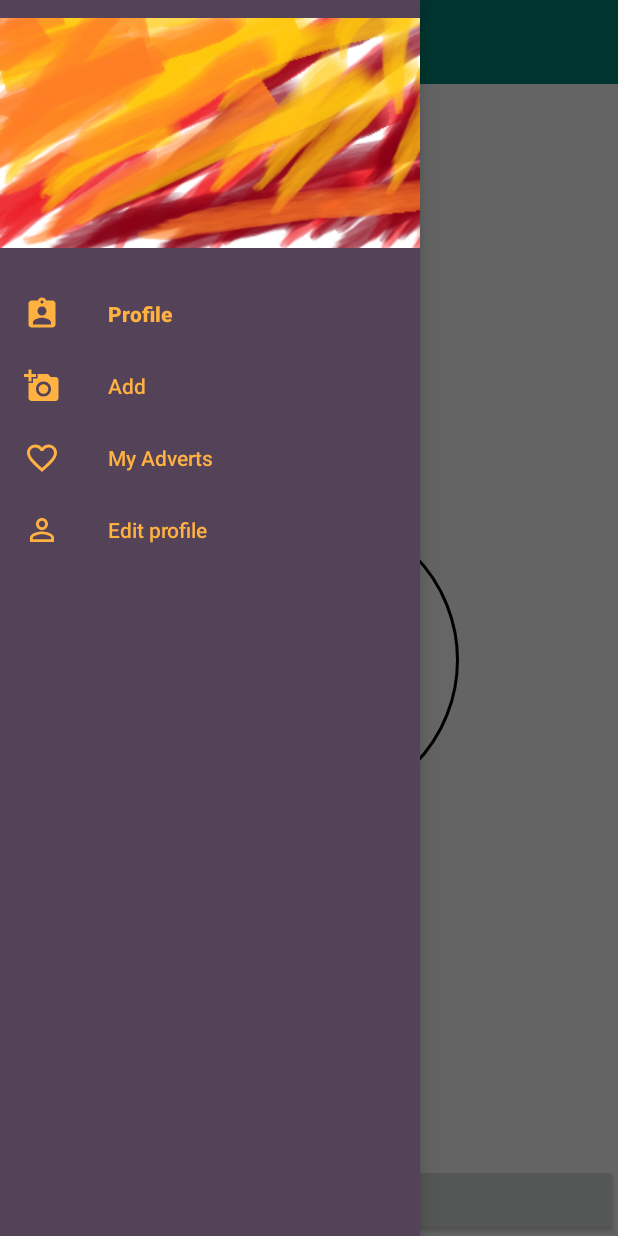
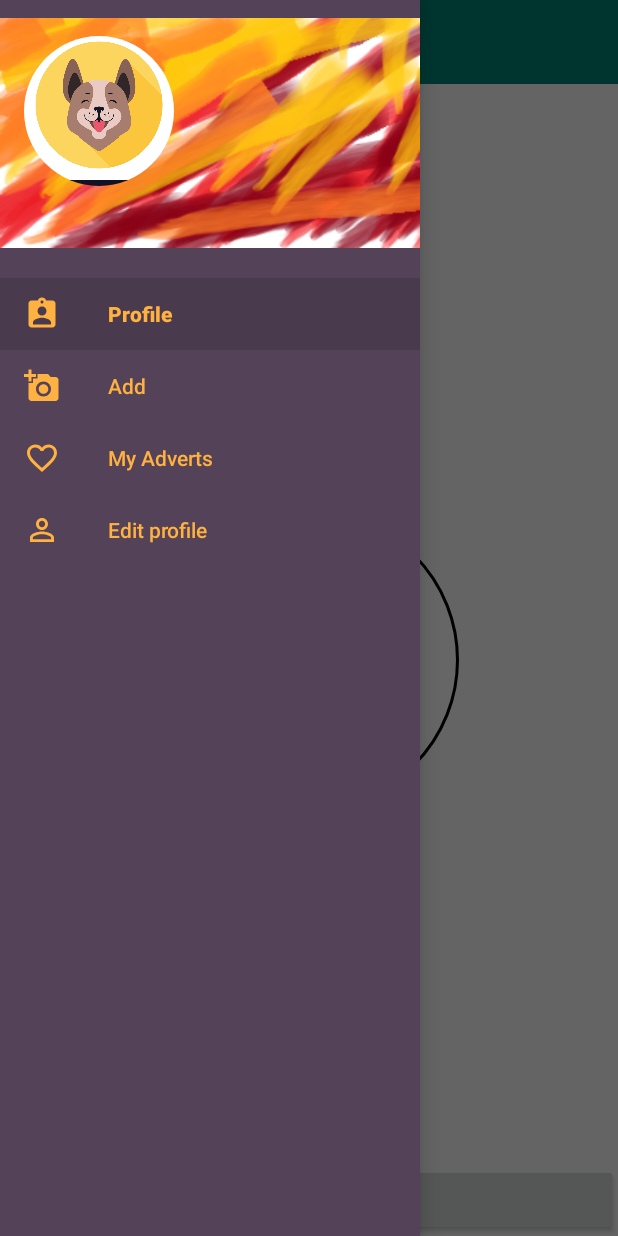
Before and after one commit to SJMalecki/AT, an Android app: the MainActivity screen opened directly, with no data from a screen before it, with the side drawer open, on a phone screen of 412 x 824 dp. Run offline under Robolectric (Android 15) with nearby library versions, the light colour scheme and no system bars; our stand-ins replace CircleImageView, data binding, navigation-ui; libraries missing offline, so code that uses them is left out: org.kodein.di; pictures from the network do not load; 3 statements that could not run were skipped.

Commit message:
colors etc

```diff
--- a/app/src/main/res/layout/navigation_drawer_header.xml
+++ b/app/src/main/res/layout/navigation_drawer_header.xml
@@ -1,21 +1,28 @@
 <?xml version="1.0" encoding="utf-8"?>
-<layout xmlns:tools="http://schemas.android.com/tools"
-        xmlns:app="http://schemas.android.com/apk/res-auto"
-        xmlns:android="http://schemas.android.com/apk/res/android">
+<layout xmlns:android="http://schemas.android.com/apk/res/android"
+    xmlns:app="http://schemas.android.com/apk/res-auto"
+    xmlns:tools="http://schemas.android.com/tools">
 
-    <data>
-        <variable
-                name="user"
-                type="pl.sjmprofil.animaltinder.models.User"
-        />
-    </data>
-
+    <RelativeLayout
+        android:layout_width="match_parent"
+        android:layout_height="wrap_content">
 
         <ImageView
-                android:id="@+id/image_navigation_drawer_header"
-                android:layout_width="match_parent"
-                android:layout_height="match_parent"
-                android:contentDescription="@string/nav_drawer_header_picture_description"
-                android:src="@drawable/drawer_tinda_pic"
-        />
+            android:id="@+id/image_navigation_drawer_header"
+            android:layout_width="match_parent"
+            android:layout_height="wrap_content"
+            android:contentDescription="@string/nav_drawer_header_picture_description"
+            android:src="@drawable/drawer_tinda_pic" />
+
+        <de.hdodenhof.circleimageview.CircleImageView
+            android:id="@+id/followers_card_view_image_view"
+            android:layout_width="100dp"
+            android:layout_height="100dp"
+            android:layout_alignParentStart="true"
+            android:layout_alignParentTop="true"
+            android:layout_marginStart="16dp"
+            android:layout_marginTop="24dp"
+            android:src="@drawable/adorable_dog_icon"/>
+
+    </RelativeLayout>
 </layout>
--- a/app/src/main/res/menu/menu_navigation_drawer.xml
+++ b/app/src/main/res/menu/menu_navigation_drawer.xml
@@ -2,7 +2,9 @@
 <menu xmlns:android="http://schemas.android.com/apk/res/android"
     xmlns:tools="http://schemas.android.com/tools"
     tools:showIn="navigation_view">
-
+    <group
+        android:id="@+id/icon_group"
+        android:checkableBehavior="single">
         <item
             android:id="@+id/user_profile_fragment_layout"
             android:icon="@drawable/ic_assignment_ind_black_24dp"
@@ -28,4 +30,5 @@
             android:title="@string/menu_nav_drawer_edit_profile">
 
         </item>
+    </group>
 </menu>
```
Also changed, not shown: app/src/main/res/drawable/adorable_dog_icon.jpg (added). Lines whose indentation alone changed are shown as unchanged.
